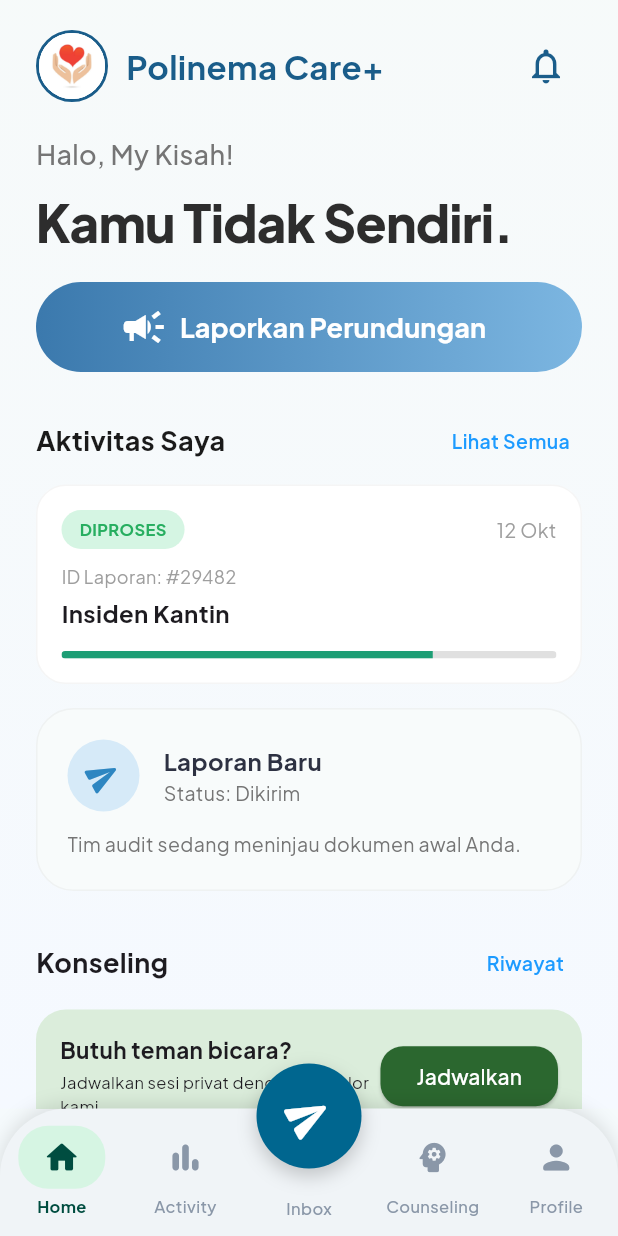
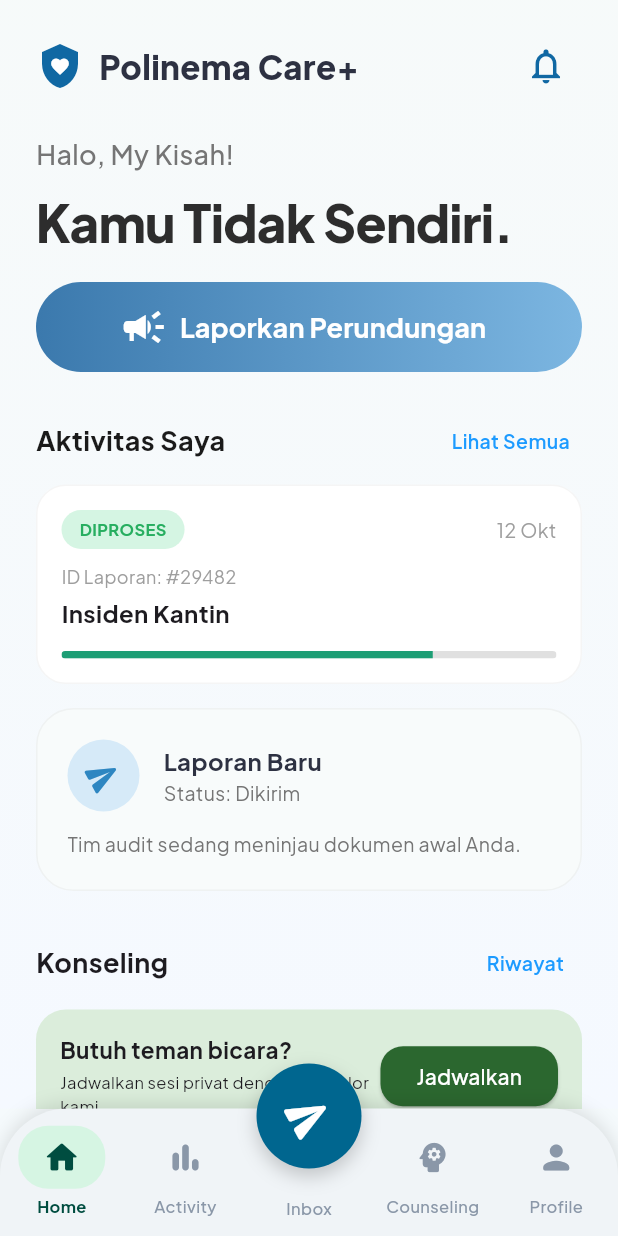
Before and after one commit to munnotmon/Kel5_PM_Tugas4, a Flutter app: the MainScreen screen opened directly, on a phone screen of 412 x 824 dp. Run offline on Flutter 3.47's test engine with Material 3 defaults, Android fonts, the phone set to English and light mode, and no system bars; our stand-ins replace google_fonts.

Commit message:
mengubah logo

```diff
--- a/lib/main.dart
+++ b/lib/main.dart
@@ -83,38 +83,36 @@ class HomeScreen extends StatelessWidget {
             crossAxisAlignment: CrossAxisAlignment.start,
             children: [
               // Header Section (Muna)
+              // --- HEADER SECTION (GANTI BAGIAN INI) ---
               Row(
                 mainAxisAlignment: MainAxisAlignment.spaceBetween,
                 children: [
+                  // Bagian Logo Perisai & Judul
                   Row(
                     children: [
-                      Container(
-                        decoration: BoxDecoration(
-                          shape: BoxShape.circle,
-                          border: Border.all(
-                            color: const Color(0xFF1A5D8A),
-                            width: 2.0,
+                      Stack(
+                        alignment: Alignment.center,
+                        children: const [
+                          Icon(
+                            Icons.shield,
+                            color: Color(0xFF1068A3),
+                            size: 32,
                           ),
-                        ),
-                        child: const CircleAvatar(
-                          radius: 22,
-                          backgroundColor: Colors.white,
-                          backgroundImage: AssetImage(
-                            'assets/images/logo-sementara.jpeg',
-                          ),
-                        ),
+                          Icon(Icons.favorite, color: Colors.white, size: 14),
+                        ],
                       ),
-                      const SizedBox(width: 12),
+                      const SizedBox(width: 10),
                       Text(
-                        'Polinema Care+',
+                        "Polinema Care+",
                         style: GoogleFonts.plusJakartaSans(
                           fontSize: 22,
-                          fontWeight: FontWeight.bold,
-                          color: const Color(0xFF1A5D8A),
+                          fontWeight: FontWeight.w800,
+                          color: const Color(0xFF2D3142),
                         ),
                       ),
                     ],
                   ),
+                  // Tombol Notifikasi tetap di kanan
                   IconButton(
                     onPressed: () {
                       Navigator.push(
@@ -126,7 +124,7 @@ class HomeScreen extends StatelessWidget {
                     },
                     icon: const Icon(
                       Icons.notifications_none,
-                      color: Color(0xFF1A5D8A),
+                      color: Color(0xFF1068A3),
                       size: 28,
                     ),
                   ),
```
